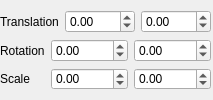
MarcLF/CuteTProject1, file Project1/componenttransform.ui: the form before one commit.
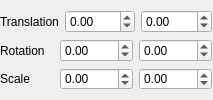
The form after the commit.

```diff
--- a/Project1/componenttransform.ui
+++ b/Project1/componenttransform.ui
@@ -18,7 +18,7 @@
     <rect>
      <x>0</x>
      <y>10</y>
-     <width>211</width>
+     <width>212</width>
      <height>80</height>
     </rect>
    </property>
@@ -58,6 +58,12 @@
      <layout class="QHBoxLayout" name="horizontalLayout_2">
       <item>
        <widget class="QLabel" name="label_3">
+        <property name="minimumSize">
+         <size>
+          <width>54</width>
+          <height>0</height>
+         </size>
+        </property>
         <property name="text">
          <string>Rotation</string>
         </property>
@@ -89,6 +95,12 @@
      <layout class="QHBoxLayout" name="horizontalLayout_3">
       <item>
        <widget class="QLabel" name="label_4">
+        <property name="minimumSize">
+         <size>
+          <width>54</width>
+          <height>0</height>
+         </size>
+        </property>
         <property name="text">
          <string>Scale</string>
         </property>
```
